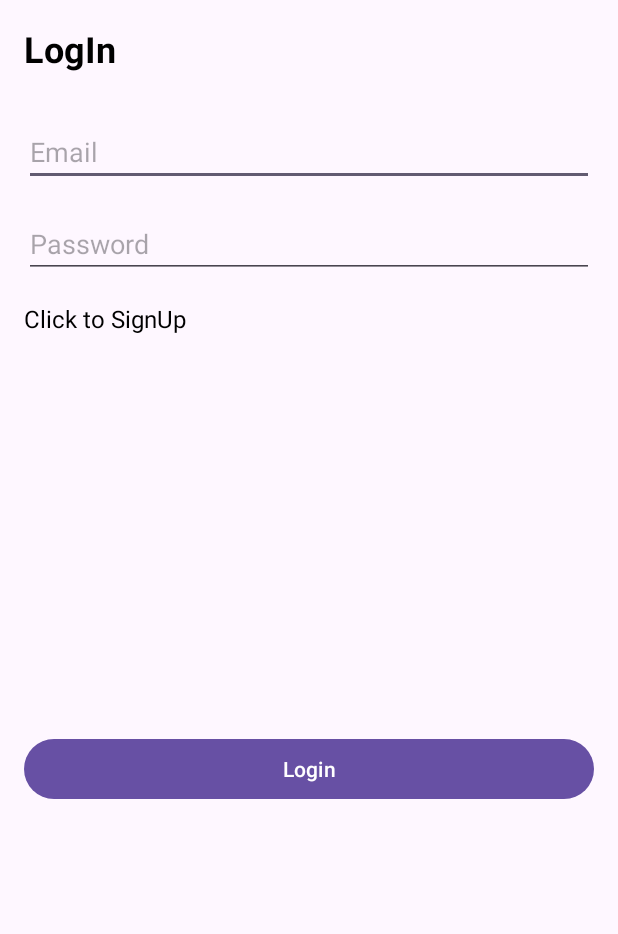
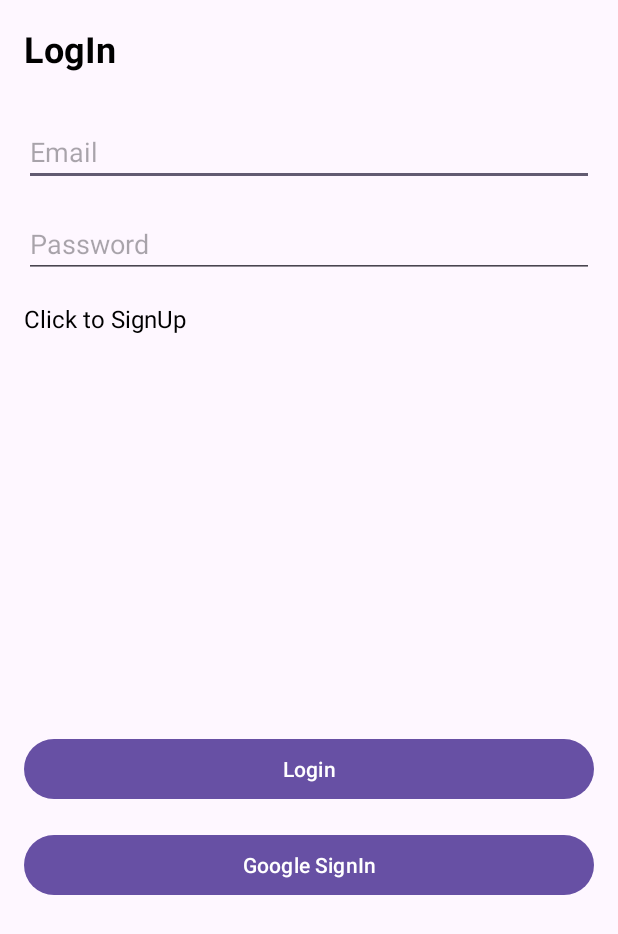
Before and after one commit to ShaktiSP/Assignments, an Android app: the screen it shows after launch (LogInActivity), on a phone screen of 412 x 824 dp. Shown: the top 934 px of the screen. Run offline under Robolectric (Android 15) with nearby library versions, the phone set to English and light mode, and no system bars; our stand-ins replace Firebase (no records; nobody signed in at launch, a user with empty details on screens opened directly), data binding.

Commit message:
work on soical login

```diff
--- a/app/build.gradle.kts
+++ b/app/build.gradle.kts
@@ -49,7 +49,11 @@ dependencies {
     implementation(libs.material)
     implementation(libs.androidx.activity)
     implementation(libs.androidx.constraintlayout)
+
+    implementation(platform("com.google.firebase:firebase-bom:32.8.0"))
     implementation(libs.firebase.auth)
+    implementation ("com.google.android.gms:play-services-auth:20.7.0")
+
     implementation(libs.junit.junit)
     testImplementation(libs.junit)
     testImplementation(libs.mockk)
--- a/app/src/main/AndroidManifest.xml
+++ b/app/src/main/AndroidManifest.xml
@@ -25,6 +25,10 @@
             </intent-filter>
         </receiver>
 
+        <meta-data
+            android:name="com.google.android.gms.appstate.APP_ID"
+            android:value="@string/google_app_id" />
+
         <activity
             android:name=".views.WorkManagerActivity"
             android:exported="false" />
--- a/app/src/main/res/layout/activity_log_in.xml
+++ b/app/src/main/res/layout/activity_log_in.xml
@@ -59,6 +59,17 @@
             app:layout_constraintTop_toBottomOf="@+id/etPassword"
             tools:layout_editor_absoluteX="16dp" />
 
+        <Button
+            android:id="@+id/btnSignIn"
+            android:layout_width="match_parent"
+            android:layout_height="wrap_content"
+            android:layout_gravity="bottom"
+            android:layout_marginHorizontal="16dp"
+            android:layout_marginTop="16dp"
+            android:text="Google SignIn"
+            app:layout_constraintTop_toBottomOf="@+id/btnLogin"
+            tools:layout_editor_absoluteX="16dp" />
+
         <TextView
             android:id="@+id/tvError"
             android:layout_width="0dp"
--- a/app/src/main/res/values/strings.xml
+++ b/app/src/main/res/values/strings.xml
@@ -4,4 +4,5 @@
     <string name="password_validation">
       Password must be 6 character long which contain at least 1 upper case, 1 lower case, 1 digit and 1 special character
     </string>
+    <string name="client_id">709198319181-n0aim4csjbdolk14nmj9qeeiufmuaf43.apps.googleusercontent.com</string>
 </resources>
```
Also changed, not shown: app/src/main/java/com/example/authlistapp/views/LogInActivity.kt (+79 -1 lines), 1 other file.
